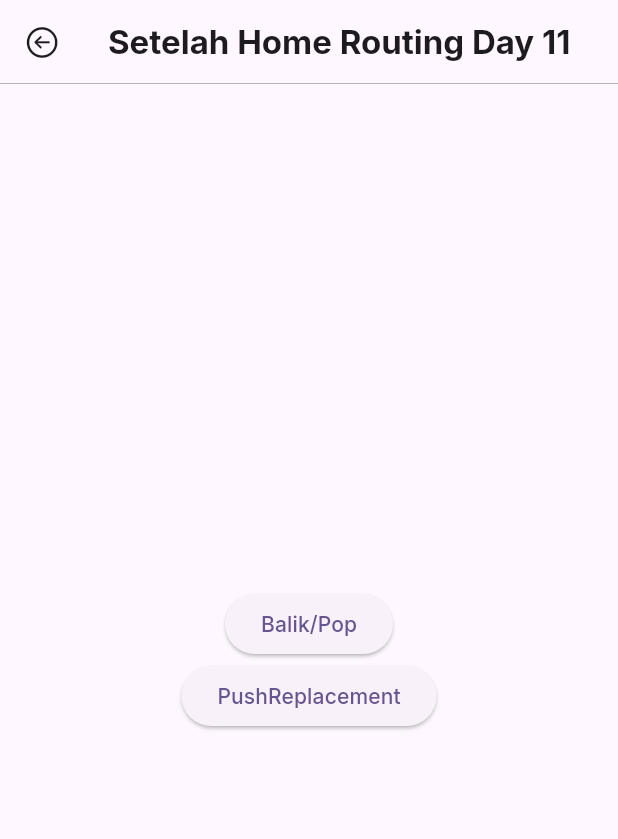
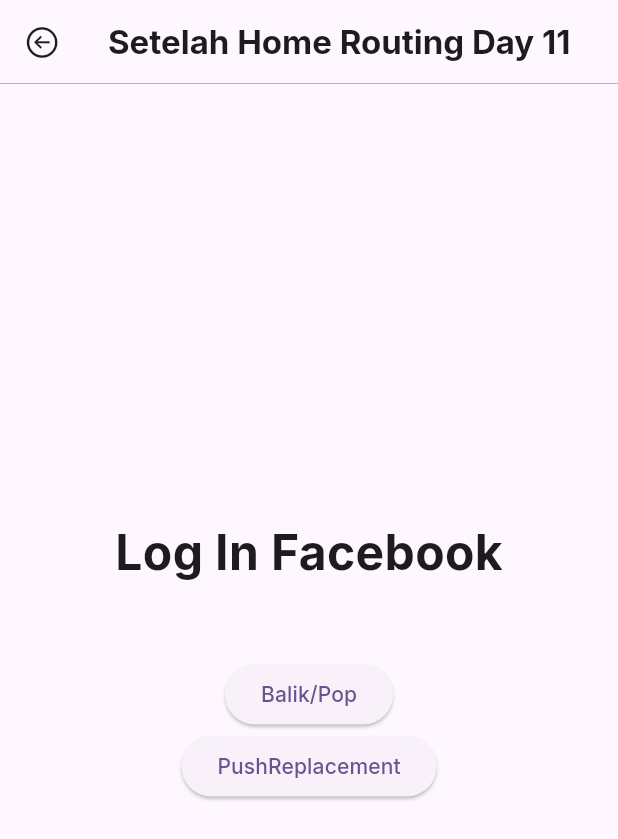
Before and after one commit to viqarrr/Tugas_Flutter_PPKDB3_2026, a Flutter app: the HomeRoutingDay11 screen opened directly, after a tap on "Push", on a phone screen of 412 x 824 dp. Shown: the top 839 px of the screen. Run offline on Flutter 3.47's test engine with Material 3 defaults, Android fonts, the phone set to English and light mode, and no system bars; our stand-ins replace shimmer_animation.

Commit message:
add: Routing Tugas 6 Flutter

```diff
--- a/lib/day_11/abis_home.dart
+++ b/lib/day_11/abis_home.dart
@@ -25,6 +25,11 @@
       body: Column(
         mainAxisAlignment: MainAxisAlignment.center,
         children: [
+          Text(
+            "Log In Facebook",
+            style: TextStyle(fontSize: 32, fontWeight: FontWeight.bold),
+          ),
+          SizedBox(height: 48),
           Center(
             child: ElevatedButton(
               onPressed: () {
--- a/lib/day_11/home.dart
+++ b/lib/day_11/home.dart
@@ -18,6 +18,11 @@
       body: Column(
         mainAxisAlignment: MainAxisAlignment.center,
         children: [
+          Text(
+            "Log In Biasa",
+            style: TextStyle(fontSize: 32, fontWeight: FontWeight.bold),
+          ),
+          SizedBox(height: 48),
           pushButton(
             context,
             "Push",
--- a/lib/day_11/routing.dart
+++ b/lib/day_11/routing.dart
@@ -18,6 +18,11 @@
       body: Column(
         mainAxisAlignment: MainAxisAlignment.center,
         children: [
+          Text(
+            "Log In Google",
+            style: TextStyle(fontSize: 32, fontWeight: FontWeight.bold),
+          ),
+          SizedBox(height: 48),
           Center(
             child: ElevatedButton(
               onPressed: () {
```
Also changed, not shown: lib/extension/navigator.dart (added, +69 -0 lines), lib/tugas/tugas_6_flutter.dart (+33 -2 lines).
